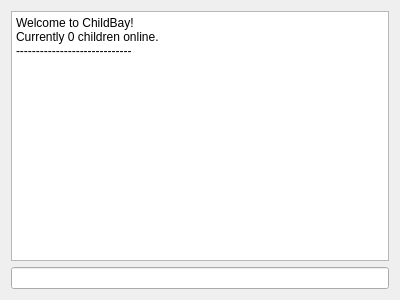
Qt form PernikovaChaloupka/chat.ui (pkubatrh/maraton0) before a commit.
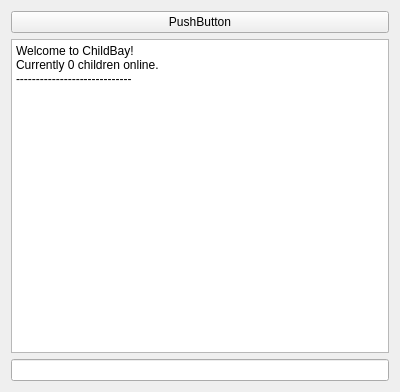
The same form after that commit.

Commit message: Added back button awesomness

The edit to the form file:
```diff
--- a/PernikovaChaloupka/chat.ui
+++ b/PernikovaChaloupka/chat.ui
@@ -7,14 +7,14 @@
     <x>0</x>
     <y>0</y>
     <width>400</width>
-    <height>300</height>
+    <height>392</height>
    </rect>
   </property>
   <property name="windowTitle">
    <string>Form</string>
   </property>
   <layout class="QGridLayout" name="gridLayout">
-   <item row="0" column="0">
+   <item row="1" column="0">
     <widget class="QPlainTextEdit" name="plainTextEdit">
      <property name="readOnly">
       <bool>true</bool>
@@ -26,9 +26,16 @@
      </property>
     </widget>
    </item>
-   <item row="1" column="0">
+   <item row="2" column="0">
     <widget class="QLineEdit" name="lineEdit"/>
    </item>
+   <item row="0" column="0">
+    <widget class="QPushButton" name="pushButton">
+     <property name="text">
+      <string>PushButton</string>
+     </property>
+    </widget>
+   </item>
   </layout>
  </widget>
  <tabstops>
```
The commit also changes 7 other files.
